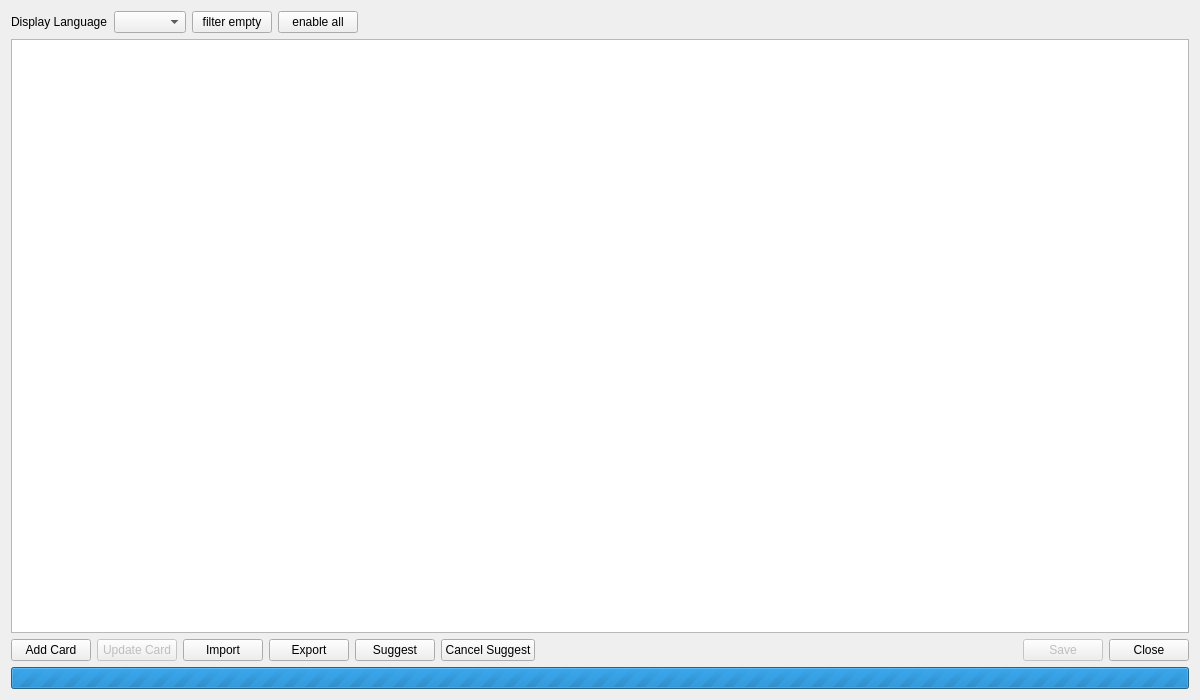
Above: yugioh_editor/ui/card_list_window.ui from kiemkhach/YugiohEditor before the change. Below: the same form after it.
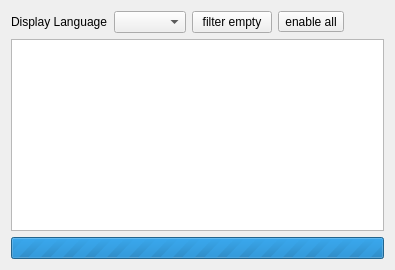
That is the form after the change.

Diff of the .ui file:
```diff
--- a/yugioh_editor/ui/card_list_window.ui
+++ b/yugioh_editor/ui/card_list_window.ui
@@ -2,27 +2,15 @@
 <ui version="4.0">
  <class>CardListWindow</class>
  <widget class="QWidget" name="CardListWindow">
-  <property name="minimumSize"><size><width>1200</width><height>700</height></size></property>
   <layout class="QVBoxLayout" name="verticalLayout">
    <item><layout class="QHBoxLayout" name="displayControlsLayout">
     <item><widget class="QLabel" name="labelDisplayLanguage"><property name="text"><string>Display Language</string></property></widget></item>
     <item><widget class="QComboBox" name="cmbDisplayLanguage"/></item>
     <item><widget class="QPushButton" name="btnUnusedFilter"><property name="text"><string>filter empty</string></property><property name="checkable"><bool>true</bool></property></widget></item>
-    <item><widget class="QPushButton" name="btnEnableAll"><property name="text"><string>enable all</string></property><property name="toolTip"><string>Change eligible disabled cards to the joey pack while preserving protected cards.</string></property></widget></item>
+    <item><widget class="QToolButton" name="btnEnableAll"><property name="text"><string>enable all</string></property><property name="toolTip"><string>Change eligible disabled cards to the joey pack while preserving protected cards.</string></property></widget></item>
     <item><spacer name="displayControlsSpacer"><property name="orientation"><enum>Qt::Horizontal</enum></property><property name="sizeHint" stdset="0"><size><width>40</width><height>20</height></size></property></spacer></item>
    </layout></item>
    <item><widget class="QTableView" name="tableCards"><property name="horizontalScrollBarPolicy"><enum>Qt::ScrollBarAsNeeded</enum></property><property name="verticalScrollBarPolicy"><enum>Qt::ScrollBarAsNeeded</enum></property><property name="alternatingRowColors"><bool>true</bool></property><property name="selectionBehavior"><enum>QAbstractItemView::SelectRows</enum></property><property name="selectionMode"><enum>QAbstractItemView::SingleSelection</enum></property></widget></item>
-   <item><layout class="QHBoxLayout" name="buttonLayout">
-    <item><widget class="QPushButton" name="btnAdd"><property name="text"><string>Add Card</string></property></widget></item>
-    <item><widget class="QPushButton" name="btnUpdate"><property name="text"><string>Update Card</string></property><property name="enabled"><bool>false</bool></property></widget></item>
-    <item><widget class="QPushButton" name="btnImport"><property name="text"><string>Import</string></property></widget></item>
-    <item><widget class="QPushButton" name="btnExport"><property name="text"><string>Export</string></property></widget></item>
-    <item><widget class="QPushButton" name="btnSuggest"><property name="text"><string>Suggest</string></property></widget></item>
-    <item><widget class="QPushButton" name="btnCancelSuggest"><property name="text"><string>Cancel Suggest</string></property><property name="visible"><bool>false</bool></property></widget></item>
-    <item><spacer name="horizontalSpacer"><property name="orientation"><enum>Qt::Horizontal</enum></property><property name="sizeHint" stdset="0"><size><width>40</width><height>20</height></size></property></spacer></item>
-    <item><widget class="QPushButton" name="btnSave"><property name="text"><string>Save</string></property><property name="enabled"><bool>false</bool></property></widget></item>
-    <item><widget class="QPushButton" name="btnClose"><property name="text"><string>Close</string></property></widget></item>
-   </layout></item>
    <item><widget class="QProgressBar" name="pgbProgress"><property name="visible"><bool>false</bool></property><property name="minimum"><number>0</number></property><property name="maximum"><number>0</number></property><property name="textVisible"><bool>false</bool></property></widget></item>
   </layout>
  </widget>
```
